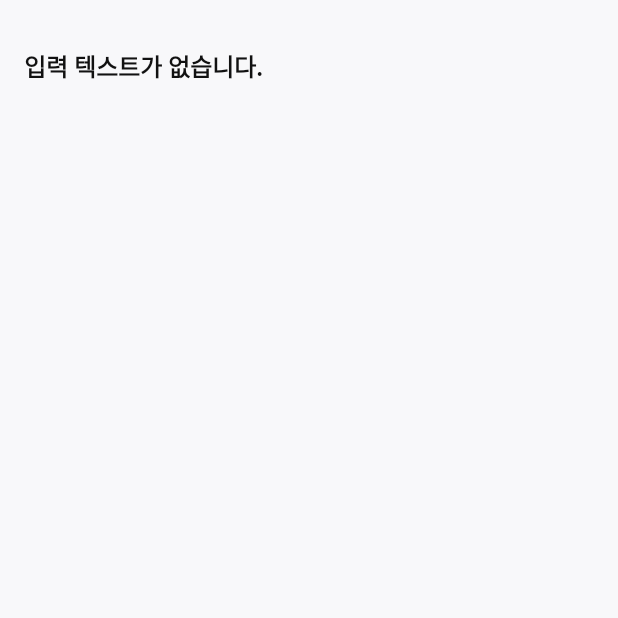
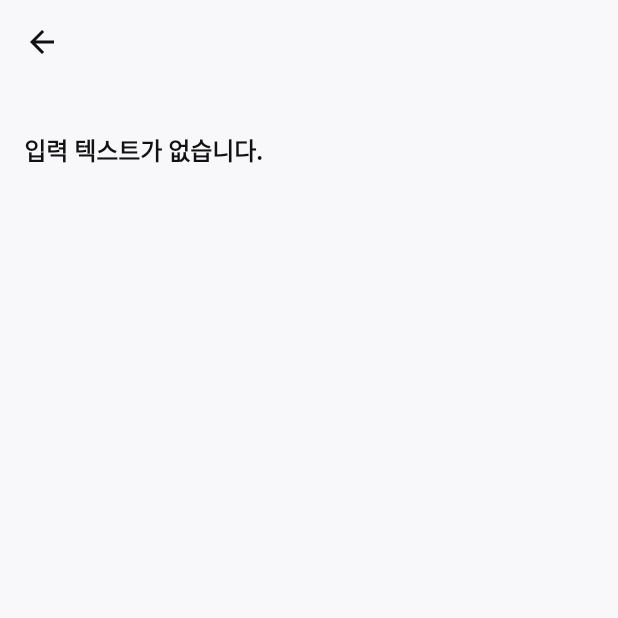
Before and after one commit to jijun0129/ecocapture, an Android app: the LogDetailActivity screen opened directly, with no data from a screen before it, on a phone screen of 412 x 824 dp, the top half of it. Run offline under Robolectric (Android 15) with nearby library versions, the phone set to English and light mode, and no system bars.

Commit message:
Feat: LogDetail - toolbar

```diff
--- a/app/src/main/AndroidManifest.xml
+++ b/app/src/main/AndroidManifest.xml
@@ -24,7 +24,8 @@
         tools:targetApi="31">
         <activity
             android:name=".LogDetailActivity"
-            android:exported="false" />
+            android:exported="false"
+            android:parentActivityName=".MenuActivity" />
         <activity
             android:name=".ArticleDetailActivity"
             android:exported="false"
--- a/app/src/main/java/com/example/ecocapture/LogDetailActivity.kt
+++ b/app/src/main/java/com/example/ecocapture/LogDetailActivity.kt
@@ -11,6 +11,11 @@ class LogDetailActivity : AppCompatActivity() {
         super.onCreate(savedInstanceState)
         val binding = ActivityLogDetailBinding.inflate(layoutInflater)
         setContentView(binding.root)
+
+        // 툴바
+        setSupportActionBar(binding.toolbar)
+        supportActionBar?.setDisplayShowTitleEnabled(false)
+        supportActionBar?.setDisplayHomeAsUpEnabled(true)
 
         // Intent로 전달된 데이터 받기
         val imageBytes = intent.getByteArrayExtra("image")
--- a/app/src/main/res/layout/activity_log_detail.xml
+++ b/app/src/main/res/layout/activity_log_detail.xml
@@ -1,4 +1,20 @@
 <?xml version="1.0" encoding="utf-8"?>
+<LinearLayout xmlns:android="http://schemas.android.com/apk/res/android"
+    xmlns:app="http://schemas.android.com/apk/res-auto"
+    xmlns:tools="http://schemas.android.com/tools"
+    android:layout_width="match_parent"
+    android:layout_height="match_parent"
+    android:orientation="vertical"
+    tools:context=".ImageResultActivity"
+    android:background="@color/background">
+
+    <androidx.appcompat.widget.Toolbar
+        android:id="@+id/toolbar"
+        android:layout_width="match_parent"
+        android:layout_height="?attr/actionBarSize"
+        android:background="@color/background">
+    </androidx.appcompat.widget.Toolbar>
+
     <ScrollView xmlns:android="http://schemas.android.com/apk/res/android"
         android:layout_width="match_parent"
         android:layout_height="match_parent"
@@ -32,3 +48,5 @@
                 android:layout_marginTop="8dp" />
         </LinearLayout>
     </ScrollView>
+
+</LinearLayout>
```
Lines whose indentation alone changed are shown as unchanged.
